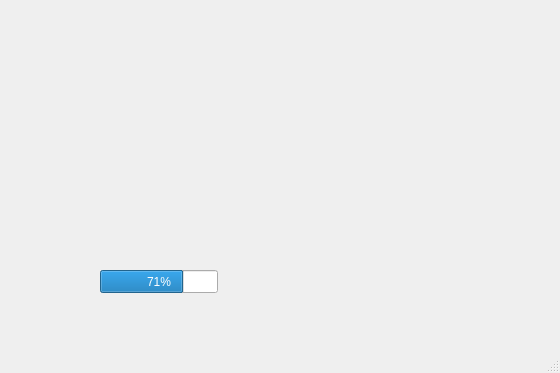
Old version of the form src/ui/mainwindow.ui in the repository bozvan/QtCards.
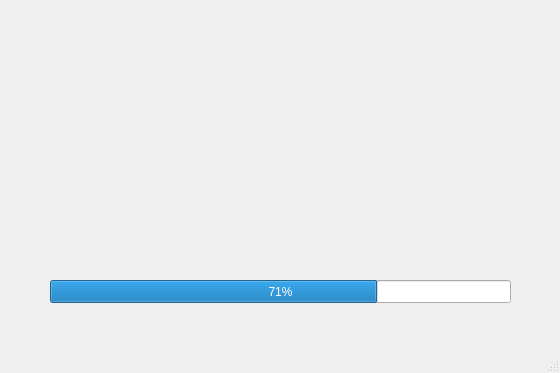
New version of the form.

```diff
--- a/src/ui/mainwindow.ui
+++ b/src/ui/mainwindow.ui
@@ -17,9 +17,9 @@
    <widget class="QProgressBar" name="progressBar">
     <property name="geometry">
      <rect>
-      <x>100</x>
-      <y>270</y>
-      <width>118</width>
+      <x>50</x>
+      <y>280</y>
+      <width>461</width>
       <height>23</height>
      </rect>
     </property>
```
